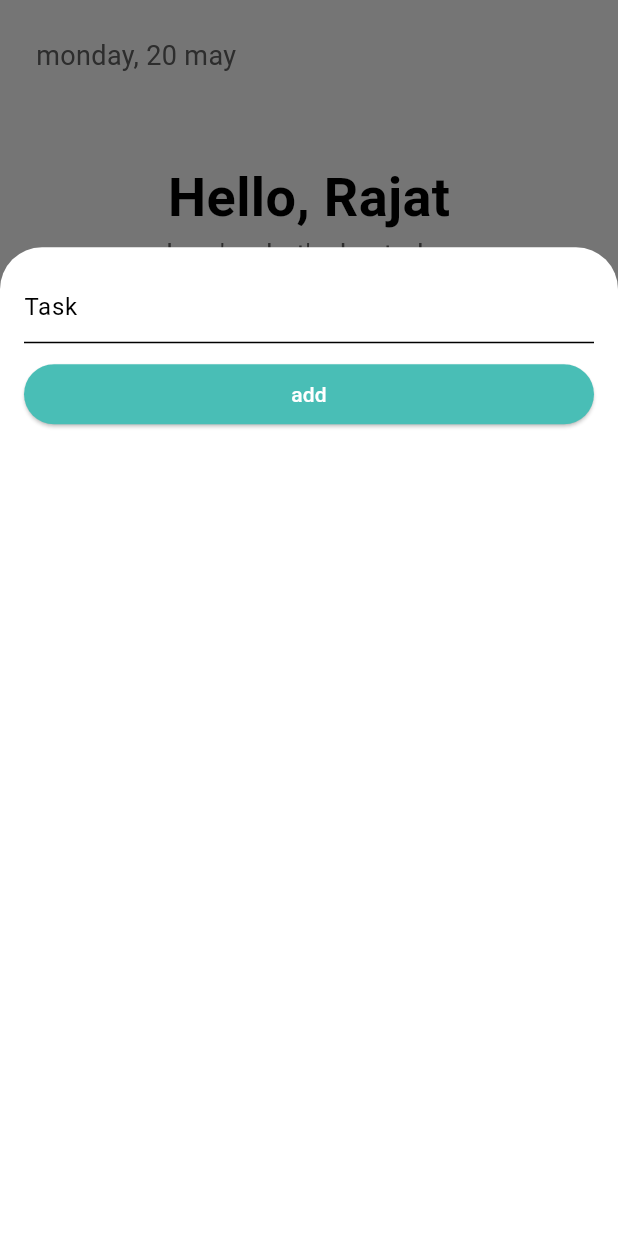
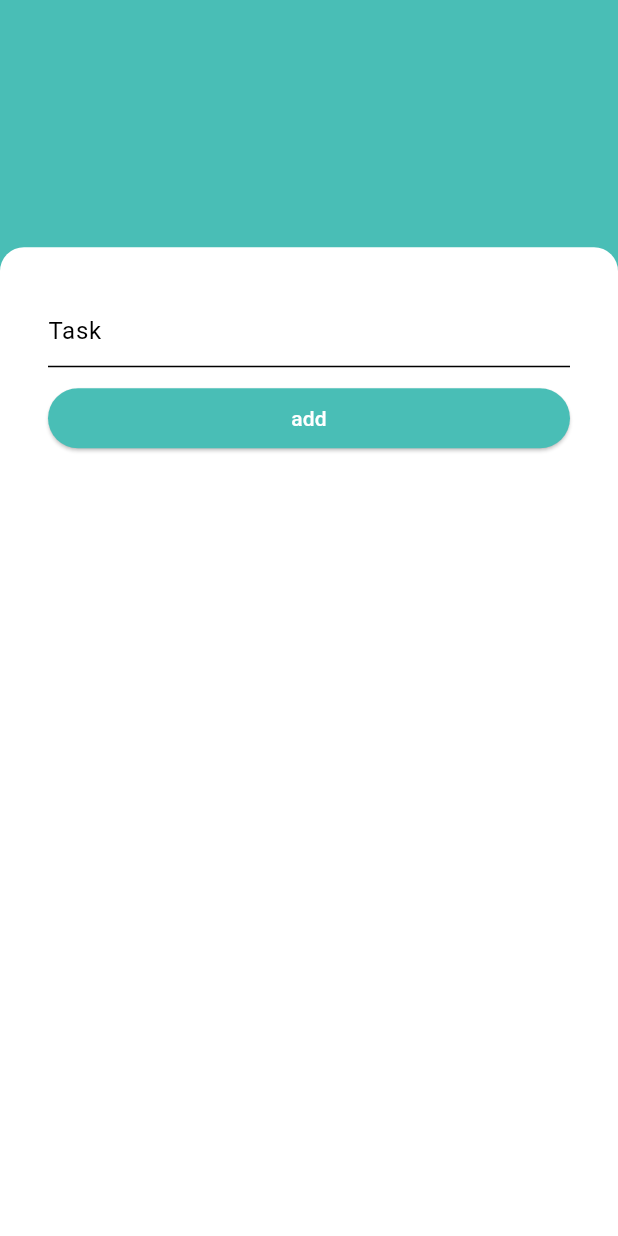
Before and after one commit to rajat-bisht-zzz/todo_app, a Flutter app: the screen it shows after launch, after a tap on the "add" icon, on a phone screen of 412 x 824 dp. Run offline on Flutter 3.47's test engine with Material 3 defaults, Android fonts, the phone set to English and light mode, and no system bars; our stand-ins replace bloc, equatable, flutter_bloc.

Commit message:
update bottomsheet UI

```diff
--- a/lib/src/user_interface/todo_page/add_todo/add_todo_button.dart
+++ b/lib/src/user_interface/todo_page/add_todo/add_todo_button.dart
@@ -9,14 +9,39 @@ class AddTodoButton extends StatelessWidget {
     return FloatingActionButton(
       child: Icon(Icons.add),
       onPressed: () {
-        showModalBottomSheet(
-            isScrollControlled: true,
-            context: context,
-            builder: (context) {
-              return TodoBottomSheet();
-            });
+        showCustomBottomSheet(context);
       },
       shape: CircleBorder(),
     );
   }
 }
+
+void showCustomBottomSheet(BuildContext context) {
+  final screenHeight = MediaQuery.of(context).size.height;
+  showGeneralDialog(
+    context: context,
+    barrierDismissible: true,
+    barrierLabel: "Dismiss",
+    barrierColor: Color(0xFF49BEB6),
+    transitionDuration: Duration(milliseconds: 300),
+    pageBuilder: (context, animation1, animation2) {
+      return Align(
+        alignment: Alignment.bottomCenter,
+        child: Material(
+          borderRadius: BorderRadius.vertical(top: Radius.circular(16.0)),
+          child: Container(
+            height: screenHeight * 0.8, // 80% of screen height
+            padding: EdgeInsets.all(16.0),
+            child: TodoBottomSheet(),
+          ),
+        ),
+      );
+    },
+    transitionBuilder: (context, animation1, animation2, child) {
+      return SlideTransition(
+        position: Tween(begin: Offset(0, 1), end: Offset(0, 0)).animate(animation1),
+        child: child,
+      );
+    },
+  );
+}
--- a/lib/src/user_interface/todo_page/add_todo/todo_bottom_sheet.dart
+++ b/lib/src/user_interface/todo_page/add_todo/todo_bottom_sheet.dart
@@ -18,9 +18,7 @@ class _TodoBottomSheetState extends State<TodoBottomSheet> {
 
   @override
   Widget build(BuildContext context) {
-    return FractionallySizedBox(
-      heightFactor: 0.8,
-      child: Container(
+    return Container(
       padding: EdgeInsets.all(16.0),
       child: Column(
         crossAxisAlignment: CrossAxisAlignment.start,
@@ -42,7 +40,6 @@ class _TodoBottomSheetState extends State<TodoBottomSheet> {
           ),
         ],
       ),
-      ),
     );
   }
 }
```
Lines whose indentation alone changed are shown as unchanged.
